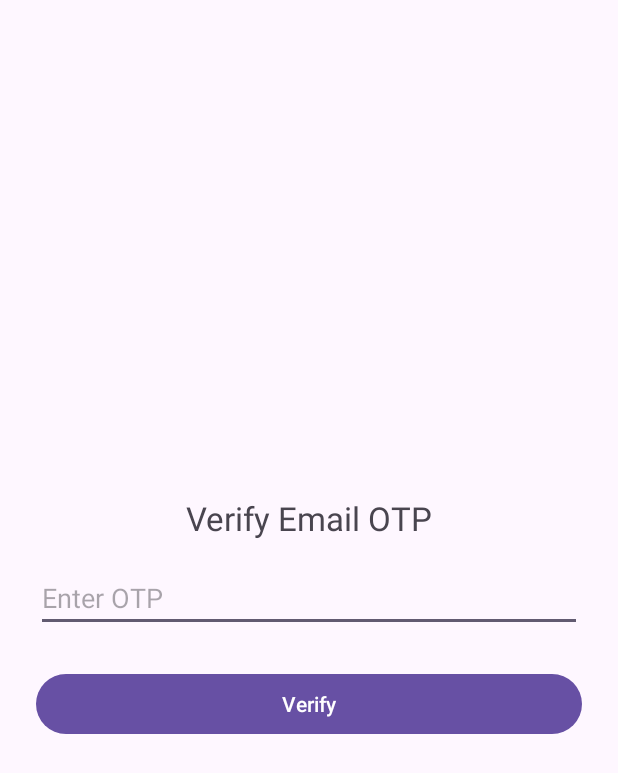
After one commit to sharmarahul8222/mytravelbuddy, an Android app: the OTPVerificationActivity screen opened directly, with no data from a screen before it, on a phone screen of 412 x 824 dp. The commit adds this screen. Shown: the top 773 px of the screen. Run offline under Robolectric (Android 15) with nearby library versions, the phone set to English and light mode, and no system bars; our stand-ins replace Firebase (no records; nobody signed in at launch, a user with empty details on screens opened directly).

Commit message:
"OTP Verification"

```diff
--- a/app/src/main/AndroidManifest.xml
+++ b/app/src/main/AndroidManifest.xml
@@ -1,6 +1,7 @@
 <?xml version="1.0" encoding="utf-8"?>
 <manifest xmlns:android="http://schemas.android.com/apk/res/android"
     xmlns:tools="http://schemas.android.com/tools">
+    <uses-permission android:name="android.permission.INTERNET"/>
 
     <application
         android:allowBackup="true"
@@ -13,7 +14,7 @@
         android:theme="@style/Theme.MyTravelBuddy"
         tools:targetApi="31">
         <activity
-            android:name=".OTPVerificationAcrivity"
+            android:name=".OTPVerificationActivity"
             android:exported="false" />
         <activity
             android:name=".HomeActivity"
--- /dev/null
+++ b/app/src/main/java/com/example/mytravelbuddy/OTPVerificationActivity.java
@@ -0,0 +1,68 @@
+package com.example.mytravelbuddy;
+
+import android.content.Intent;
+import android.os.Bundle;
+import android.widget.Button;
+import android.widget.EditText;
+import android.widget.Toast;
+
+import androidx.appcompat.app.AppCompatActivity;
+
+import com.example.mytravelbuddy.LoginActivity;
+import com.example.mytravelbuddy.Models.User;
+import com.example.mytravelbuddy.R;
+import com.google.firebase.auth.FirebaseAuth;
+import com.google.firebase.firestore.FirebaseFirestore;
+
+public class OTPVerificationActivity extends AppCompatActivity {
+
+    private EditText otpInput;
+    private String actualOtp, name, email, password;
+    private FirebaseAuth mAuth;
+    private FirebaseFirestore db;
+
+    @Override
+    protected void onCreate(Bundle savedInstanceState) {
+        super.onCreate(savedInstanceState);
+        setContentView(R.layout.activity_otp_verification);
+
+        otpInput = findViewById(R.id.otp_input);
+        Button verifyButton = findViewById(R.id.verify_button);
+
+        mAuth = FirebaseAuth.getInstance();
+        db = FirebaseFirestore.getInstance();
+
+        actualOtp = getIntent().getStringExtra("otp");
+        name = getIntent().getStringExtra("name");
+        email = getIntent().getStringExtra("email");
+        password = getIntent().getStringExtra("password");
+
+        verifyButton.setOnClickListener(v -> {
+            String enteredOtp = otpInput.getText().toString().trim();
+            if (enteredOtp.equals(actualOtp)) {
+                // Proceed with registration
+                mAuth.createUserWithEmailAndPassword(email, password)
+                        .addOnCompleteListener(task -> {
+                            if (task.isSuccessful()) {
+                                String uid = mAuth.getCurrentUser().getUid();
+                                User user = new User();
+                                user.setId(uid);
+                                user.setEmail(email);
+                                user.setName(name);
+
+                                db.collection("Users").document(uid).set(user)
+                                        .addOnSuccessListener(aVoid -> {
+                                            Toast.makeText(this, "User Registered", Toast.LENGTH_SHORT).show();
+                                            startActivity(new Intent(this, LoginActivity.class));
+                                            finish();
+                                        });
+                            } else {
+                                Toast.makeText(this, "Failed: " + task.getException().getMessage(), Toast.LENGTH_SHORT).show();
+                            }
+                        });
+            } else {
+                Toast.makeText(this, "Incorrect OTP", Toast.LENGTH_SHORT).show();
+            }
+        });
+    }
+}
--- /dev/null
+++ b/app/src/main/res/layout/activity_otp_verification.xml
@@ -0,0 +1,29 @@
+<LinearLayout xmlns:android="http://schemas.android.com/apk/res/android"
+    android:padding="24dp"
+    android:layout_width="match_parent"
+    android:layout_height="match_parent"
+    android:gravity="center"
+    android:orientation="vertical">
+
+    <TextView
+        android:text="Verify Email OTP"
+        android:textSize="22sp"
+        android:layout_marginBottom="16dp"
+        android:layout_width="wrap_content"
+        android:layout_height="wrap_content"/>
+
+    <EditText
+        android:id="@+id/otp_input"
+        android:hint="Enter OTP"
+        android:inputType="number"
+        android:maxLength="6"
+        android:layout_width="match_parent"
+        android:layout_height="wrap_content"/>
+
+    <Button
+        android:id="@+id/verify_button"
+        android:text="Verify"
+        android:layout_width="match_parent"
+        android:layout_height="wrap_content"
+        android:layout_marginTop="24dp"/>
+</LinearLayout>
```
Also changed, not shown: app/build.gradle.kts (+20 -6 lines), app/src/main/java/com/example/mytravelbuddy/OTPVerificationAcrivity.java (deleted, +0 -24 lines), app/src/main/java/com/example/mytravelbuddy/SignUpActivity.java (+33 -62 lines), app/src/main/java/com/example/mytravelbuddy/util/EmailUtil.java (added, +49 -0 lines), app/src/main/java/com/example/mytravelbuddy/util/OTPUtils.java (added, +9 -0 lines), app/src/main/res/layout/activity_otpverification_acrivity.xml (deleted, +0 -52 lines).
